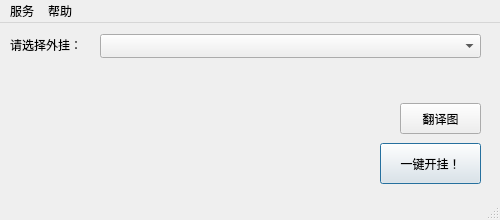
luoxiandu/LXDInjector, file LXDInjector.ui: the form before one commit.
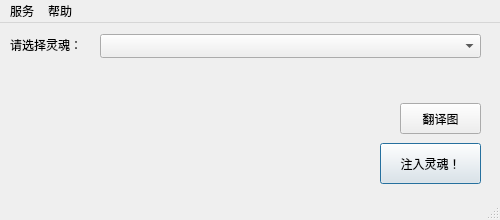
The form after the commit.

What changed in the file:
```diff
--- a/LXDInjector.ui
+++ b/LXDInjector.ui
@@ -70,7 +70,7 @@
      </font>
     </property>
     <property name="text">
-     <string>请选择外挂：</string>
+     <string>请选择灵魂：</string>
     </property>
    </widget>
    <widget class="QPushButton" name="btnInject">
@@ -83,7 +83,7 @@
      </rect>
     </property>
     <property name="text">
-     <string>一键开挂！</string>
+     <string>注入灵魂！</string>
     </property>
     <property name="default">
      <bool>true</bool>
```
Left out of the diff: 6 changed lines with no effect on the pictures.
